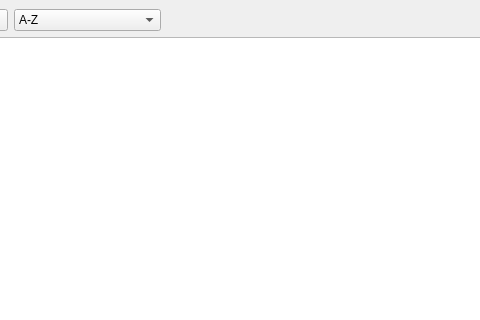
Old version of the form Manager_projektow/mainwindow.ui in the repository WiktoriaOpalinska1/System-zarzadzania-projektami; both pictures show x 148 to 628 and y 0 to 320 of the 776 by 631 pixel window.
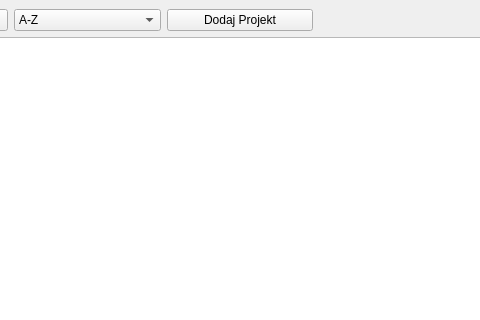
New version of the form.

```diff
--- a/Manager_projektow/mainwindow.ui
+++ b/Manager_projektow/mainwindow.ui
@@ -29,15 +29,19 @@
       </item>
      </widget>
     </item>
+    <item row="0" column="2">
+     <widget class="QPushButton" name="addProjectButton">
+      <property name="text">
+       <string>Dodaj Projekt</string>
+      </property>
+     </widget>
+    </item>
     <item row="1" column="0" colspan="5">
      <widget class="QTableWidget" name="projectTableWidget"/>
     </item>
     <item row="0" column="4">
      <widget class="QWidget" name="widget" native="true"/>
     </item>
-    <item row="0" column="2">
-     <widget class="QWidget" name="widget_2" native="true"/>
-    </item>
     <item row="0" column="0">
      <widget class="QPushButton" name="sortButton">
       <property name="text">
```
Left out of the diff: 8 changed lines with no effect on the pictures.
